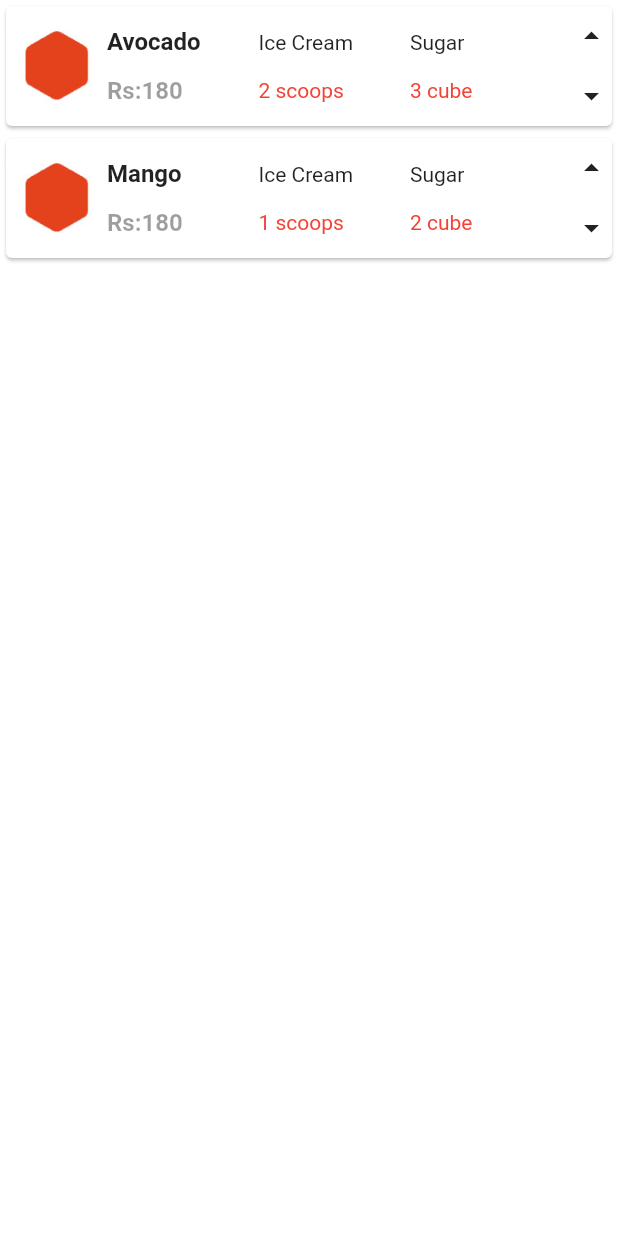
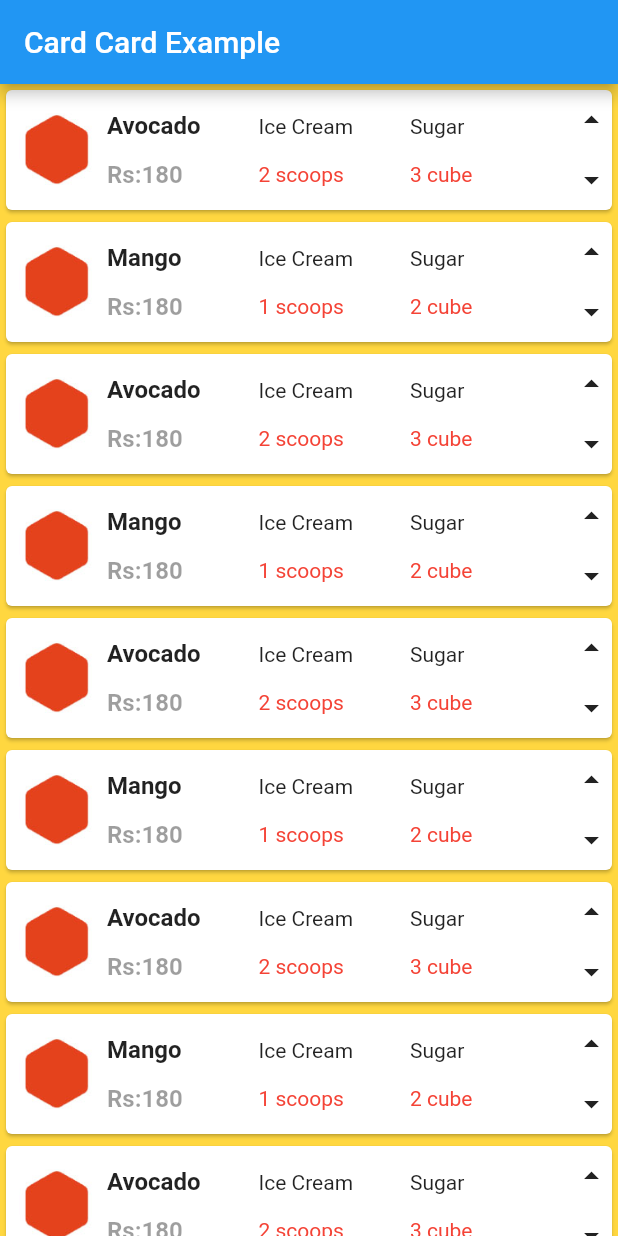
Before and after one commit to TheKetan2/flutter_api_expample, a Flutter app: the screen it shows after launch, on a phone screen of 412 x 824 dp. Run offline on Flutter 3.47's test engine with Material 2 defaults, Android fonts, the phone set to English and light mode, and no system bars; our stand-ins replace intro_slider.

Commit message:
product card solution

```diff
--- a/lib/card_products.dart
+++ b/lib/card_products.dart
@@ -21,11 +21,114 @@ class _Cart_productState extends State<Cart_product> {
       "ice-cream": "1 scoops",
       "sugar": "2 cube"
     },
+    {
+      "name": "Avocado",
+      "img": "assets/text_bg.jpg",
+      "price": 180,
+      "ice-cream": "2 scoops",
+      "sugar": "3 cube"
+    },
+    {
+      "name": "Mango",
+      "img": "assets/text_bg.jpg",
+      "price": 180,
+      "ice-cream": "1 scoops",
+      "sugar": "2 cube"
+    },
+    {
+      "name": "Avocado",
+      "img": "assets/text_bg.jpg",
+      "price": 180,
+      "ice-cream": "2 scoops",
+      "sugar": "3 cube"
+    },
+    {
+      "name": "Mango",
+      "img": "assets/text_bg.jpg",
+      "price": 180,
+      "ice-cream": "1 scoops",
+      "sugar": "2 cube"
+    },
+    {
+      "name": "Avocado",
+      "img": "assets/text_bg.jpg",
+      "price": 180,
+      "ice-cream": "2 scoops",
+      "sugar": "3 cube"
+    },
+    {
+      "name": "Mango",
+      "img": "assets/text_bg.jpg",
+      "price": 180,
+      "ice-cream": "1 scoops",
+      "sugar": "2 cube"
+    },
+    {
+      "name": "Avocado",
+      "img": "assets/text_bg.jpg",
+      "price": 180,
+      "ice-cream": "2 scoops",
+      "sugar": "3 cube"
+    },
+    {
+      "name": "Mango",
+      "img": "assets/text_bg.jpg",
+      "price": 180,
+      "ice-cream": "1 scoops",
+      "sugar": "2 cube"
+    },
+    {
+      "name": "Avocado",
+      "img": "assets/text_bg.jpg",
+      "price": 180,
+      "ice-cream": "2 scoops",
+      "sugar": "3 cube"
+    },
+    {
+      "name": "Mango",
+      "img": "assets/text_bg.jpg",
+      "price": 180,
+      "ice-cream": "1 scoops",
+      "sugar": "2 cube"
+    },
+    {
+      "name": "Avocado",
+      "img": "assets/text_bg.jpg",
+      "price": 180,
+      "ice-cream": "2 scoops",
+      "sugar": "3 cube"
+    },
+    {
+      "name": "Mango",
+      "img": "assets/text_bg.jpg",
+      "price": 180,
+      "ice-cream": "1 scoops",
+      "sugar": "2 cube"
+    },
+    {
+      "name": "Avocado",
+      "img": "assets/text_bg.jpg",
+      "price": 180,
+      "ice-cream": "2 scoops",
+      "sugar": "3 cube"
+    },
+    {
+      "name": "Mango",
+      "img": "assets/text_bg.jpg",
+      "price": 180,
+      "ice-cream": "1 scoops",
+      "sugar": "2 cube"
+    },
   ];
   @override
   Widget build(BuildContext context) {
-    return new ListView.builder(
-      itemCount: 2,
+    return Scaffold(
+      backgroundColor: Colors.amberAccent,
+      appBar: AppBar(
+        title: Text("Card Card Example"),
+      ),
+      body: ListView.builder(
+        itemCount: cart_list.length,
         itemBuilder: (context, index) {
           return new Single_cart_prod(
             prod_name: cart_list[index]['name'],
@@ -35,6 +138,7 @@ class _Cart_productState extends State<Cart_product> {
             prod_sugar: cart_list[index]['sugar'],
           );
         },
+      ),
     );
   }
 }
```
Lines whose indentation alone changed are shown as unchanged.
